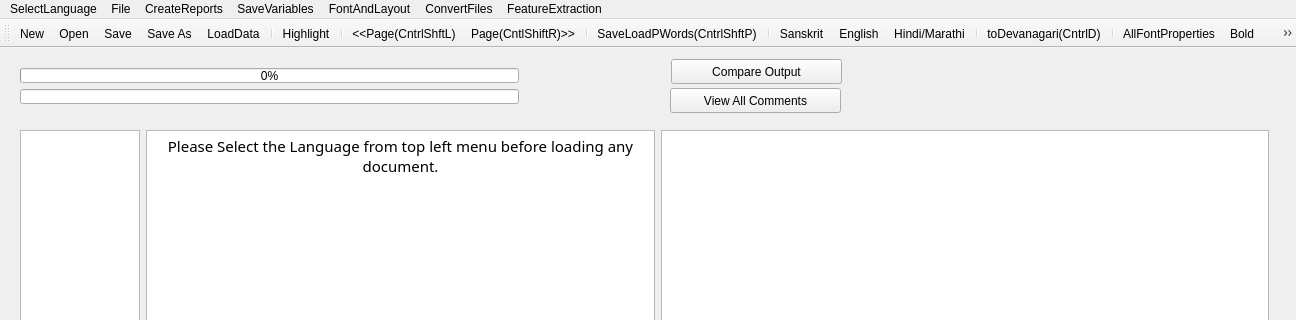
The window that FrameWorkCode/mainwindow.ui (venkatapathy/OpenOCRCorrect-dev) describes before a commit, drawn with Qt 5; both pictures show x 0 to 1296 and y 0 to 320 of the 1296 by 708 pixel window.
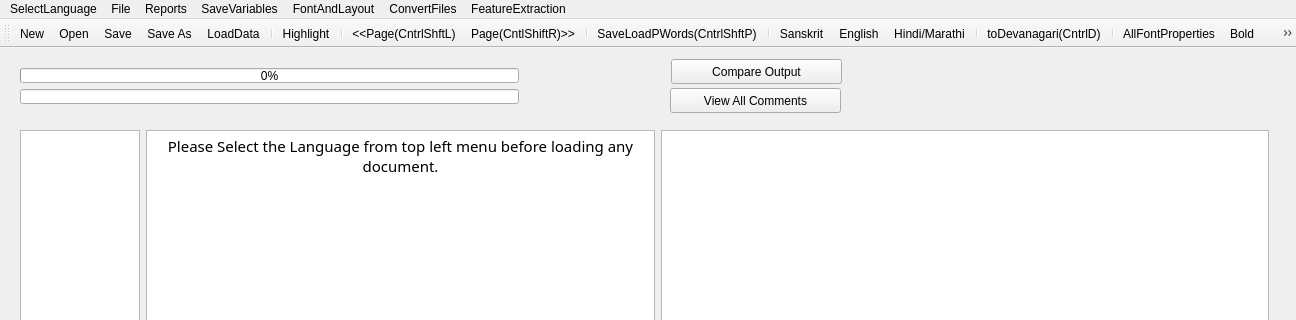
The same window after the commit. Icons and pictures are not drawn.

What changed in the file:
```diff
--- a/FrameWorkCode/mainwindow.ui
+++ b/FrameWorkCode/mainwindow.ui
@@ -223,7 +223,7 @@
    </widget>
    <widget class="QMenu" name="menuCreateReports">
     <property name="title">
-     <string>CreateReports</string>
+     <string>Reports</string>
     </property>
     <addaction name="actionCreateBest2OCR"/>
     <addaction name="actionCreateSuggestionLog"/>
```
Left out of the diff: 6 changed lines with no effect on the pictures.
